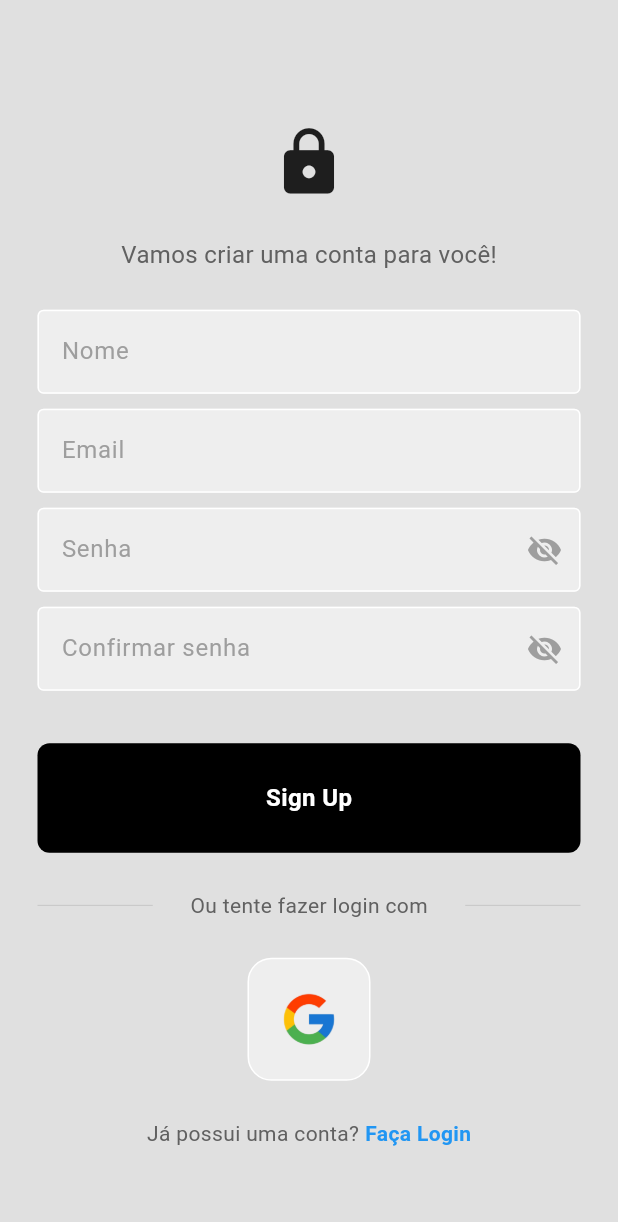
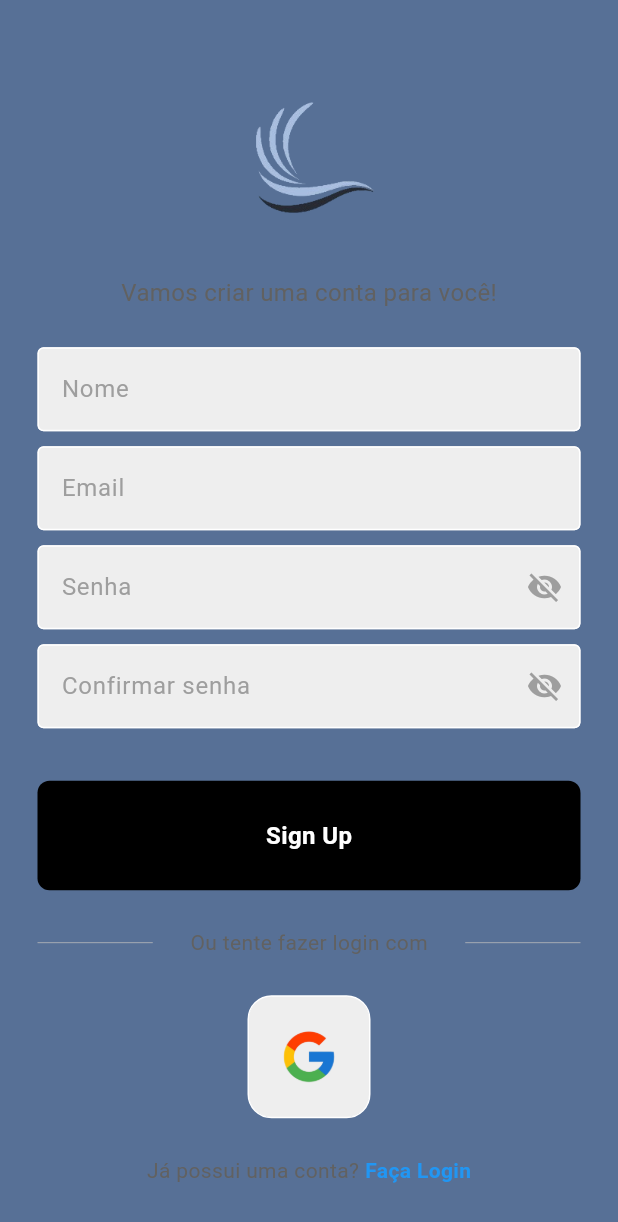
Before and after one commit to NicolasKLange/FamilyHomeApp, a Flutter app: the screen it shows after launch, after a tap on "Registre-se", on a phone screen of 412 x 824 dp. Shown: the top 1222 px of the screen. Run offline on Flutter 3.47's test engine with Material 3 defaults, Android fonts, the phone set to English and light mode, and no system bars; our stand-ins replace firebase_auth, firebase_core, get, google_sign_in; accounts and stored records are empty; generated files the repository leaves out were written again; network calls fail.

Commit message:
Editando tela de login

```diff
--- a/lib/pages/login/login_page.dart
+++ b/lib/pages/login/login_page.dart
@@ -76,7 +76,7 @@ class _LoginPageState extends State<LoginPage> {
   @override
   Widget build(BuildContext context) {
     return Scaffold(
-      backgroundColor: Colors.grey[300],
+      backgroundColor: const Color(0xFF577096),
       body: SafeArea(
         child: Center(
           //Permitir o scroll da página
@@ -87,17 +87,18 @@ class _LoginPageState extends State<LoginPage> {
               children: [
                 const SizedBox(height: 50),
                 //Icon principal
-                const Icon(
-                  Icons.lock,
-                  size: 100,
+                Image.asset(
+                  'lib/assets/images/logoApp.png',
+                  height: 150,
+                  width: 150,
                 ),
                 const SizedBox(
                   height: 50,
                 ),
                 //Texto de boas vindas
-                Text(
+                const Text(
                   "Bem vindo de volta",
-                  style: TextStyle(color: Colors.grey[700], fontSize: 16),
+                  style: TextStyle(color: Color(0xFFEDE8E8), fontSize: 20),
                 ),
                 const SizedBox(
                   height: 25,
@@ -121,7 +122,7 @@ class _LoginPageState extends State<LoginPage> {
                   height: 10,
                 ),
                 //Esqueceu a senha
-                Padding(
+                const Padding(
                   //Deixar com margem do lado
                   padding: const EdgeInsets.symmetric(horizontal: 25.0),
                   child: Row(
@@ -130,7 +131,7 @@ class _LoginPageState extends State<LoginPage> {
                     children: [
                       Text(
                         "Esqueceu a senha?",
-                        style: TextStyle(color: Colors.grey[600]),
+                        style: TextStyle(color: Color(0xFFEDE8E8)),
                       ),
                     ],
                   ),
@@ -152,19 +153,19 @@ class _LoginPageState extends State<LoginPage> {
                   padding: const EdgeInsets.symmetric(horizontal: 25.0),
                   child: Row(
                     children: [
-                      Expanded(
+                      const Expanded(
                         child: Divider(
                           thickness: 0.5,
-                          color: Colors.grey[400],
+                          color: Color(0xFFEDE8E8),
                         ),
                       ),
                       //Texto entre os divisores
-                      Padding(
+                      const Padding(
                         padding: const EdgeInsets.symmetric(horizontal: 25.0),
                         child: Text(
-                          "Ou tente fazer login com",
+                          "Ou tente fazer login com ",
                           style: TextStyle(
-                            color: Colors.grey[700],
+                            color: Color(0xFFEDE8E8),
                           ),
                         ),
                       ),
@@ -182,19 +183,15 @@ class _LoginPageState extends State<LoginPage> {
                   height: 25,
                 ),
 
-
                 //SignIn com google
                 Row(
                   mainAxisAlignment: MainAxisAlignment.center,
                   children: [
                     SquareTile(
-                      onTap: () => AuthService().signInWithGoogle(),
-                      imagePath: 'lib/assets/images/signInGoogle.png'
-                      ),
+                        onTap: () => AuthService().signInWithGoogle(),
+                        imagePath: 'lib/assets/images/signInGoogle.png'),
                   ],
                 ),
-
-
 
                 const SizedBox(
                   height: 25,
@@ -203,10 +200,10 @@ class _LoginPageState extends State<LoginPage> {
                 Row(
                   mainAxisAlignment: MainAxisAlignment.center,
                   children: [
-                    Text(
+                    const Text(
                       "Não tem conta?",
                       style: TextStyle(
-                        color: Colors.grey[700],
+                        color: Color(0xFFEDE8E8),
                       ),
                     ),
                     const SizedBox(width: 4),
@@ -215,7 +212,7 @@ class _LoginPageState extends State<LoginPage> {
                       child: const Text(
                         "Registre-se",
                         style: TextStyle(
-                            color: Colors.blue, fontWeight: FontWeight.bold),
+                            color: Color(0xFF2B3649), fontWeight: FontWeight.bold, fontSize: 16),
                       ),
                     ),
                   ],
--- a/lib/pages/login/register_page.dart
+++ b/lib/pages/login/register_page.dart
@@ -94,7 +94,7 @@ signUserUp() async {
   @override
   Widget build(BuildContext context) {
     return Scaffold(
-      backgroundColor: Colors.grey[300],
+      backgroundColor: const Color(0xFF577096),
       body: SafeArea(
         child: Center(
           //Permitir o scroll da página
@@ -105,9 +105,10 @@ signUserUp() async {
               children: [
                 const SizedBox(height: 25),
                 //Icon principal
-                const Icon(
-                  Icons.lock,
-                  size: 50,
+                Image.asset(
+                  'lib/assets/images/logoApp.png',
+                  height: 100,
+                  width: 100,
                 ),
                 const SizedBox(
                   height: 25,
--- a/pubspec.yaml
+++ b/pubspec.yaml
@@ -25,6 +25,7 @@ dependencies:
   path_provider: ^2.1.4
   get: ^4.6.6
   google_sign_in: ^6.2.1
+  firebase_storage: ^12.3.4
 
 dev_dependencies:
   flutter_test:
@@ -35,5 +36,5 @@ flutter:
   uses-material-design: true
 
   assets:
-    - lib/assets/images/logo.png
+    - lib/assets/images/logoApp.png
     - lib/assets/images/signInGoogle.png
```
Also changed, not shown: lib/assets/images/logo.png (deleted), lib/assets/images/logoApp.png (added), pubspec.lock.
